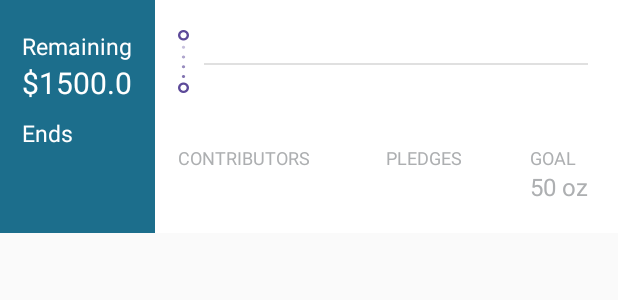
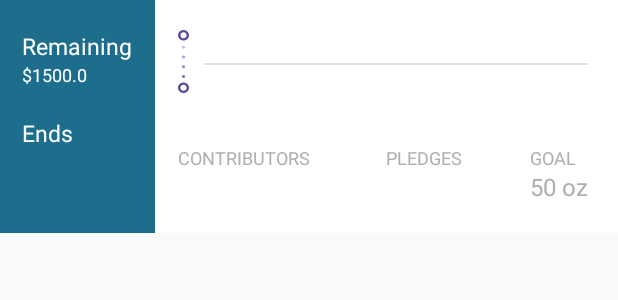
Before and after one commit to Mecabos/OpenStarter, an Android app: the layout cell_title_layout.xml on its own in the app's theme, with its tools: preview values and no code run, on a phone screen of 412 x 824 dp. Shown: the top 300 px of the screen. Run offline under Robolectric (Android 15) with nearby library versions, the phone set to English and light mode, and no system bars; network calls fail.

```diff
--- a/app/src/main/res/layout/cell_title_layout.xml
+++ b/app/src/main/res/layout/cell_title_layout.xml
@@ -37,7 +37,7 @@
             android:layout_alignParentStart="true"
             android:layout_below="@id/title_remaining_budget_badge"
             android:textColor="@android:color/white"
-            android:textSize="20sp"
+            android:textSize="12sp"
             android:text="@string/remaining_budget_mock"
             />
 
```
Also changed, not shown: app/src/main/res/drawable/menu_background.jpg.
